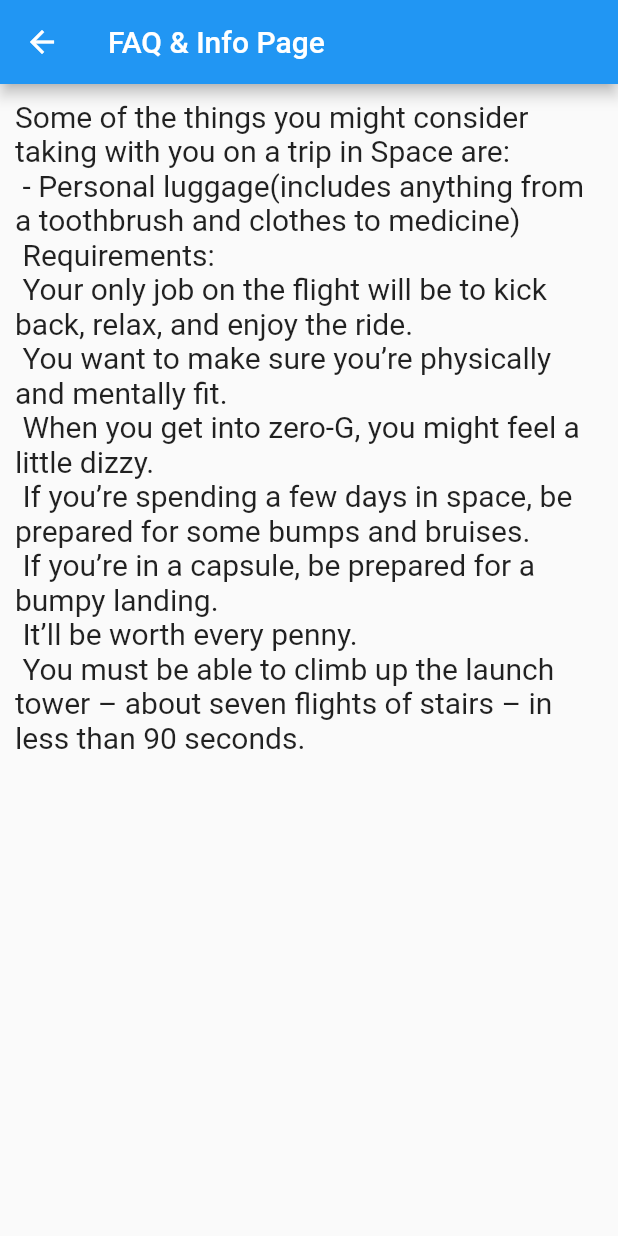
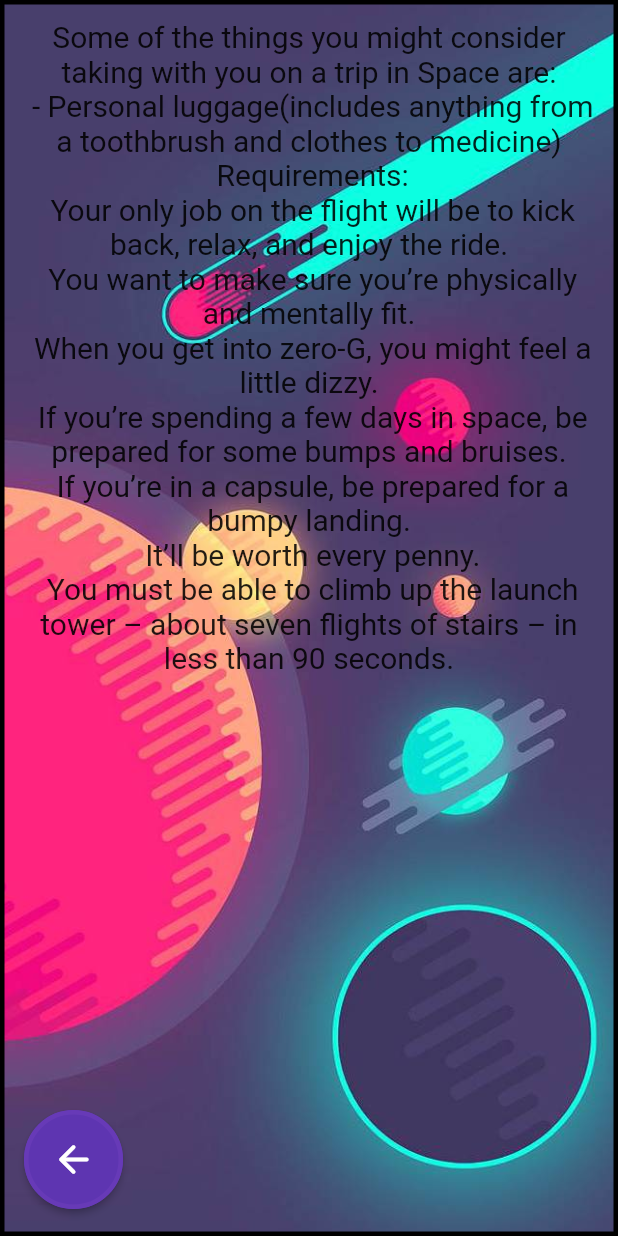
Before and after one commit to Georgi1914/Olympus-Glory, a Flutter app: the InfoPage screen opened by its route, on a phone screen of 412 x 824 dp. Run offline on Flutter 3.47's test engine with Material 2 defaults, Android fonts, the phone set to English and light mode, and no system bars; our stand-ins replace cloud_firestore, file_picker, firebase_auth, firebase_core, firebase_storage, flutter_spinkit and 2 more; accounts and stored records are empty.

Commit message:
changes to info page

```diff
--- a/rocket_booker/lib/info_page.dart
+++ b/rocket_booker/lib/info_page.dart
@@ -6,17 +6,53 @@ class InfoPage extends StatelessWidget {
   @override
   Widget build(BuildContext context) {
     return Scaffold(
-      appBar: AppBar(
-        title: Text('FAQ & Info Page'),
-      ),
       body: Container(
-        padding: EdgeInsets.fromLTRB(10.0, 10.0, 10.0, 0.0),
-        child: Text(
-          'Some of the things you might consider taking with you on a trip in Space are:\n - Personal luggage(includes anything from a toothbrush and clothes to medicine)\n Requirements:\n Your only job on the flight will be to kick back, relax, and enjoy the ride. \n You want to make sure you’re physically and mentally fit. \n When you get into zero-G, you might feel a little dizzy. \n If you’re spending a few days in space, be prepared for some bumps and bruises. \n If you’re in a capsule, be prepared for a bumpy landing.\n It’ll be worth every penny. \n You must be able to climb up the launch tower – about seven flights of stairs – in less than 90 seconds.\n ',
-          // textAlign: TextAlign.center,
-          // overflow: TextOverflow.ellipsis,
-          style: TextStyle(
-            fontSize: 20.0,
+        width: double.infinity,
+        height: double.infinity,
+        decoration: BoxDecoration(
+          color: Colors.white70,
+          border: Border.all(color: Colors.black, width: 3),
+          image: DecorationImage(
+              image: AssetImage("assets/Space.jpg"),
+              fit: BoxFit.cover,
+          ),
+        ),
+        child: SafeArea(
+          child: Container(
+            padding: EdgeInsets.fromLTRB(10.0, 10.0, 10.0, 0.0),
+            child: Column(
+              children: [
+                Text(
+                  'Some of the things you might consider taking with you on a trip in Space are:\n - Personal luggage(includes anything from a toothbrush and clothes to medicine)\n Requirements:\n Your only job on the flight will be to kick back, relax, and enjoy the ride. \n You want to make sure you’re physically and mentally fit. \n When you get into zero-G, you might feel a little dizzy. \n If you’re spending a few days in space, be prepared for some bumps and bruises. \n If you’re in a capsule, be prepared for a bumpy landing.\n It’ll be worth every penny. \n You must be able to climb up the launch tower – about seven flights of stairs – in less than 90 seconds.\n ',
+                  textAlign: TextAlign.center,
+                  // overflow: TextOverflow.ellipsis,
+                  style: TextStyle(
+                    fontSize: 20.0,
+                  ),
+                ),
+                Spacer(),
+                Align(
+                  alignment: Alignment.bottomLeft,
+                  child:Padding(
+                    padding: const EdgeInsets.fromLTRB(3, 0, 0, 15),
+                    child: ElevatedButton(
+                      style: ElevatedButton.styleFrom(
+                          primary: Colors.deepPurple[600],
+                          side: BorderSide(width: 3, color: Colors.deepPurple),
+                          shape: const CircleBorder(),
+                          padding: const EdgeInsets.all(18)),
+                      child: const Icon(
+                        Icons.arrow_back_rounded,
+                        size: 30,
+                      ),
+                      onPressed: () {
+                        Navigator.pop(context);
+                      },
+                    ),
+                  ),
+                ),
+              ],
+            ),
           ),
         ),
       ),
```
Also changed, not shown: rocket_booker/pubspec.lock.
